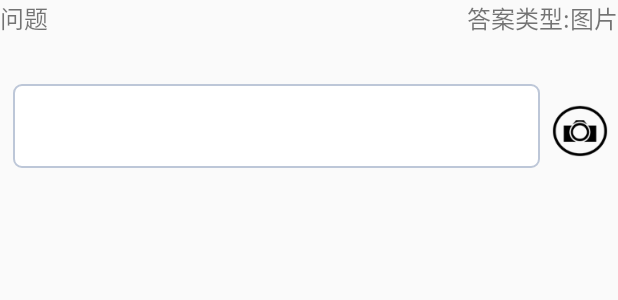
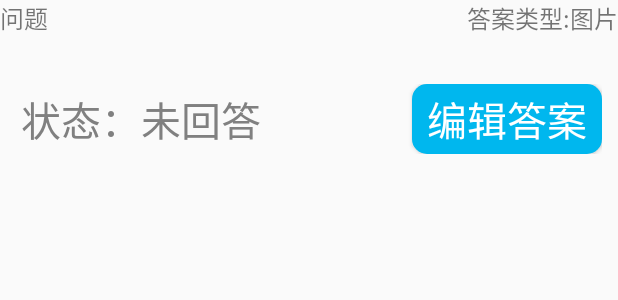
Before and after one commit to ArikShi96/AndroidUI, an Android app: the layout question_item.xml on its own in the app's theme, with its tools: preview values and no code run, on a phone screen of 412 x 824 dp. Shown: the top 300 px of the screen. Run offline under Robolectric (Android 15) with nearby library versions, the phone set to English and light mode, and no system bars.

Commit message:
make the photo answer edit module fit into the system

```diff
--- a/app/src/main/java/com/example/root/experimentassistant/Model/ExperModel.java
+++ b/app/src/main/java/com/example/root/experimentassistant/Model/ExperModel.java
@@ -4,6 +4,7 @@ import android.os.Handler;
 import android.os.Message;
 
 import com.example.root.experimentassistant.ViewModel.Question;
+import com.example.root.experimentassistant.ViewModel.photoQuestion;
 
 import org.json.JSONArray;
 import org.json.JSONException;
@@ -84,8 +85,9 @@ public class ExperModel {
             }
             JSONArray questions=item.getJSONArray("question_list");
             for(int j=0;j<questions.length();j++){
-                Question question=new Question();
+                Question question=new photoQuestion();
                 question.setId(question_count++);
+                question.setAnswer_type(Question.PHOTOQUESTION);
                 question.setQuestion(questions.getString(j));
                 step.getQuestion_list().add(question);
                 question_list.add(question);
--- a/app/src/main/java/com/example/root/experimentassistant/Model/Step.java
+++ b/app/src/main/java/com/example/root/experimentassistant/Model/Step.java
@@ -1,5 +1,6 @@
 package com.example.root.experimentassistant.Model;
 
+import com.example.root.experimentassistant.Adapter.QuestionAdapter;
 import com.example.root.experimentassistant.ViewModel.Question;
 
 import java.util.ArrayList;
@@ -7,7 +8,7 @@ import java.util.ArrayList;
 /**
  * Created by Json on 2016/12/30.
  */
-public class Step {
+public class Step{
     private int id;
     private String name;
     private int suggest_time;
--- a/app/src/main/res/layout/question_item.xml
+++ b/app/src/main/res/layout/question_item.xml
@@ -42,29 +42,55 @@
 
 
     <LinearLayout
-        android:orientation="horizontal"
         android:layout_width="match_parent"
         android:layout_height="wrap_content"
-        android:layout_margin="5dp">
+        android:orientation="horizontal"
+        android:layout_margin="5dp"
+        android:paddingLeft="5dp"
+        android:paddingRight="5dp">
 
-        <EditText
-            android:layout_gravity="center_horizontal"
-            style="@style/smallText"
-            android:background="@drawable/edittext"
-            android:layout_width="0dp"
-            android:layout_height="wrap_content"
-            android:minHeight="40dp"
-            android:id="@+id/question_answer"
-            android:layout_weight="1"/>
         <TextView
             android:layout_width="wrap_content"
             android:layout_height="wrap_content"
-            android:text=" "/>
-        <ImageView
-            android:layout_gravity="center_vertical"
-            android:id="@+id/photo_image"
-            android:layout_width="40dp"
-            android:layout_height="40dp"
-            android:background="@mipmap/camera"/>
+            style="@style/smallText"
+            android:text="状态：未回答"
+            android:layout_weight="1"
+            android:id="@+id/question_state"/>
+
+        <Button
+            android:layout_width="wrap_content"
+            android:layout_height="match_parent"
+            android:layout_gravity="right"
+            android:text="编辑答案"
+            android:background="@drawable/rec_btn_select"
+            style="@style/btnTextSelect"
+            android:id="@+id/question_editBtn"/>
     </LinearLayout>
+
+    <!--<LinearLayout-->
+        <!--android:orientation="horizontal"-->
+        <!--android:layout_width="match_parent"-->
+        <!--android:layout_height="wrap_content"-->
+        <!--android:layout_margin="5dp">-->
+
+        <!--<EditText-->
+            <!--android:layout_gravity="center_horizontal"-->
+            <!--style="@style/smallText"-->
+            <!--android:background="@drawable/edittext"-->
+            <!--android:layout_width="0dp"-->
+            <!--android:layout_height="wrap_content"-->
+            <!--android:minHeight="40dp"-->
+            <!--android:id="@+id/question_answer"-->
+            <!--android:layout_weight="1"/>-->
+        <!--<TextView-->
+            <!--android:layout_width="wrap_content"-->
+            <!--android:layout_height="wrap_content"-->
+            <!--android:text=" "/>-->
+        <!--<ImageView-->
+            <!--android:layout_gravity="center_vertical"-->
+            <!--android:id="@+id/photo_image"-->
+            <!--android:layout_width="40dp"-->
+            <!--android:layout_height="40dp"-->
+            <!--android:background="@mipmap/camera"/>-->
+    <!--</LinearLayout>-->
 </LinearLayout>
```
Also changed, not shown: app/src/main/AndroidManifest.xml (+8 -8 lines), app/src/main/java/com/example/root/experimentassistant/Adapter/QuestionAdapter.java (+130 -71 lines), app/src/main/java/com/example/root/experimentassistant/ThirdLevel/PhotoAnswer.java (+37 -1 lines), app/src/main/java/com/example/root/experimentassistant/ThirdLevel/StepActivity.java (+47 -30 lines), app/src/main/java/com/example/root/experimentassistant/ViewModel/Question.java (+16 -4 lines), app/src/main/java/com/example/root/experimentassistant/ViewModel/photoQuestion.java (+12 -1 lines).
